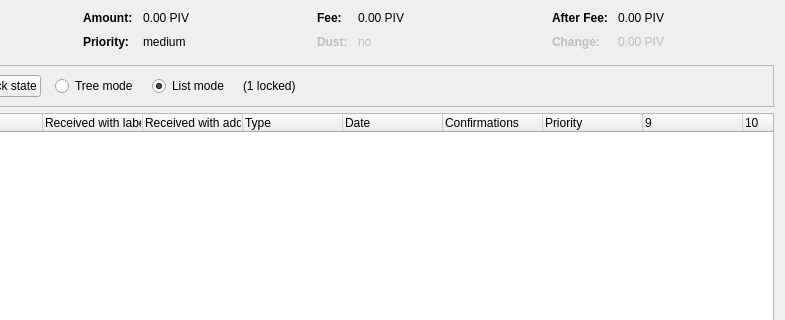
The window that src/qt/forms/coincontroldialog.ui (bytzcurrency/slate) describes before a commit, drawn with Qt 5; both pictures show x 169 to 954 and y 0 to 320 of the 954 by 500 pixel window.
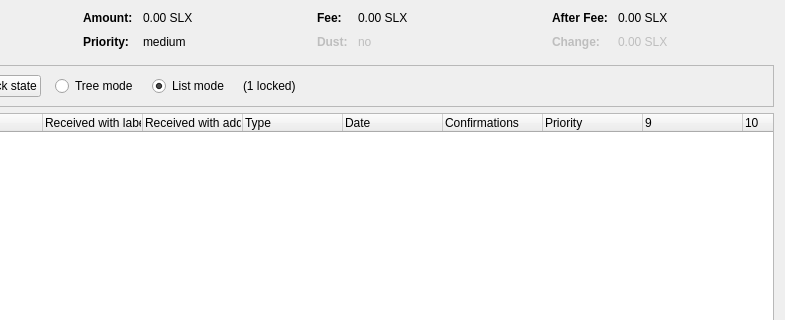
The same window after the commit. Custom widgets are drawn as their Qt base class.

Diff of the .ui file:
```diff
--- a/src/qt/forms/coincontroldialog.ui
+++ b/src/qt/forms/coincontroldialog.ui
@@ -132,7 +132,7 @@
           <enum>Qt::ActionsContextMenu</enum>
          </property>
          <property name="text">
-          <string notr="true">0.00 PIV</string>
+          <string notr="true">0.00 SLX</string>
          </property>
          <property name="textInteractionFlags">
           <set>Qt::LinksAccessibleByMouse|Qt::TextSelectableByKeyboard|Qt::TextSelectableByMouse</set>
@@ -206,7 +206,7 @@
           <enum>Qt::ActionsContextMenu</enum>
          </property>
          <property name="text">
-          <string notr="true">0.00 PIV</string>
+          <string notr="true">0.00 SLX</string>
          </property>
          <property name="textInteractionFlags">
           <set>Qt::LinksAccessibleByMouse|Qt::TextSelectableByKeyboard|Qt::TextSelectableByMouse</set>
@@ -286,7 +286,7 @@
           <enum>Qt::ActionsContextMenu</enum>
          </property>
          <property name="text">
-          <string notr="true">0.00 PIV</string>
+          <string notr="true">0.00 SLX</string>
          </property>
          <property name="textInteractionFlags">
           <set>Qt::LinksAccessibleByMouse|Qt::TextSelectableByKeyboard|Qt::TextSelectableByMouse</set>
@@ -321,7 +321,7 @@
           <enum>Qt::ActionsContextMenu</enum>
          </property>
          <property name="text">
-          <string notr="true">0.00 PIV</string>
+          <string notr="true">0.00 SLX</string>
          </property>
          <property name="textInteractionFlags">
           <set>Qt::LinksAccessibleByMouse|Qt::TextSelectableByKeyboard|Qt::TextSelectableByMouse</set>
```
